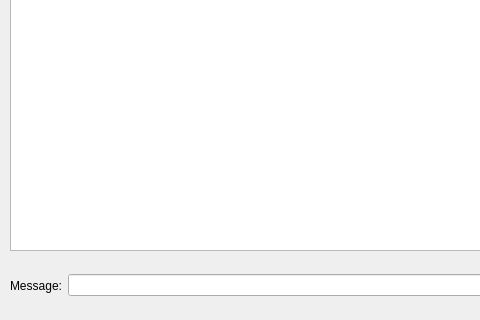
Before: the Qt Designer form mainwindow.ui in M4RKUS28/DezChat, drawn with Qt 5; both pictures show x 0 to 480 and y 230 to 550 of the 1000 by 550 pixel window.
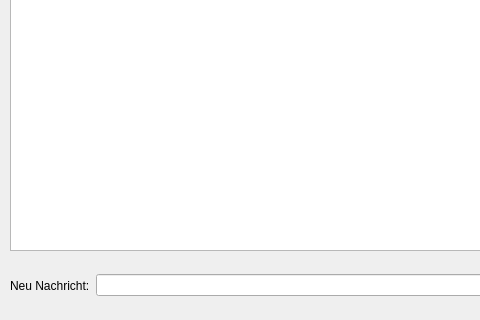
After: the same form once the commit is applied. Custom widgets are drawn as their Qt base class.

What changed in the file:
```diff
--- a/mainwindow.ui
+++ b/mainwindow.ui
@@ -54,7 +54,7 @@
      <item>
       <widget class="QLabel" name="label">
        <property name="text">
-        <string>Message:</string>
+        <string>Neu Nachricht:</string>
        </property>
       </widget>
      </item>
```
